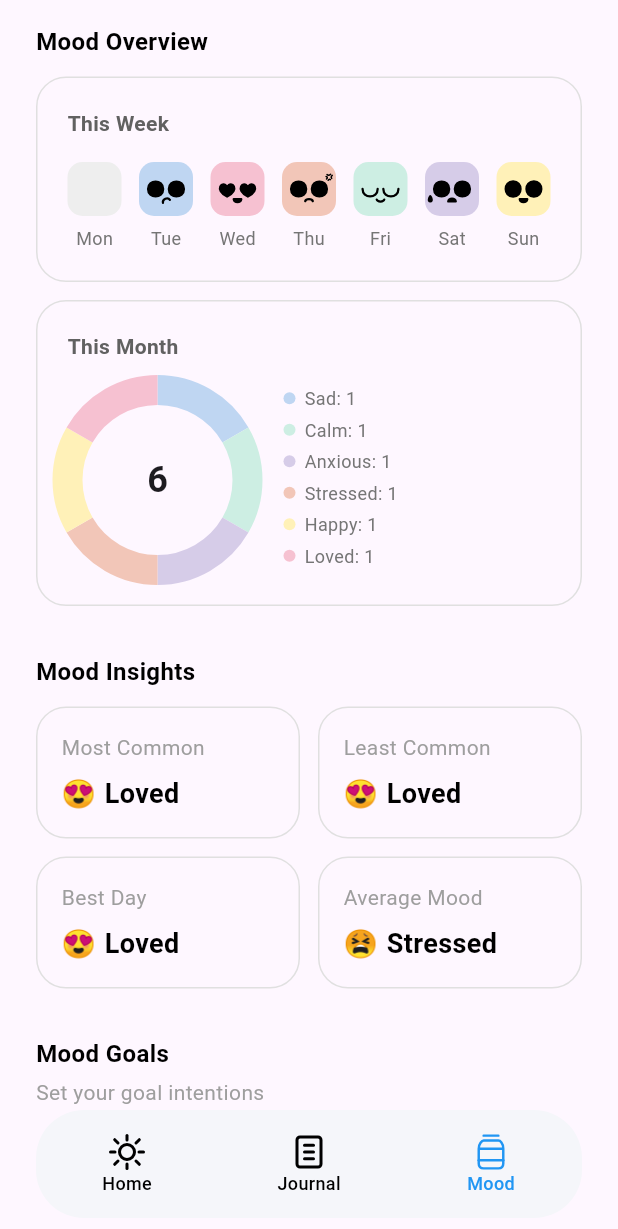
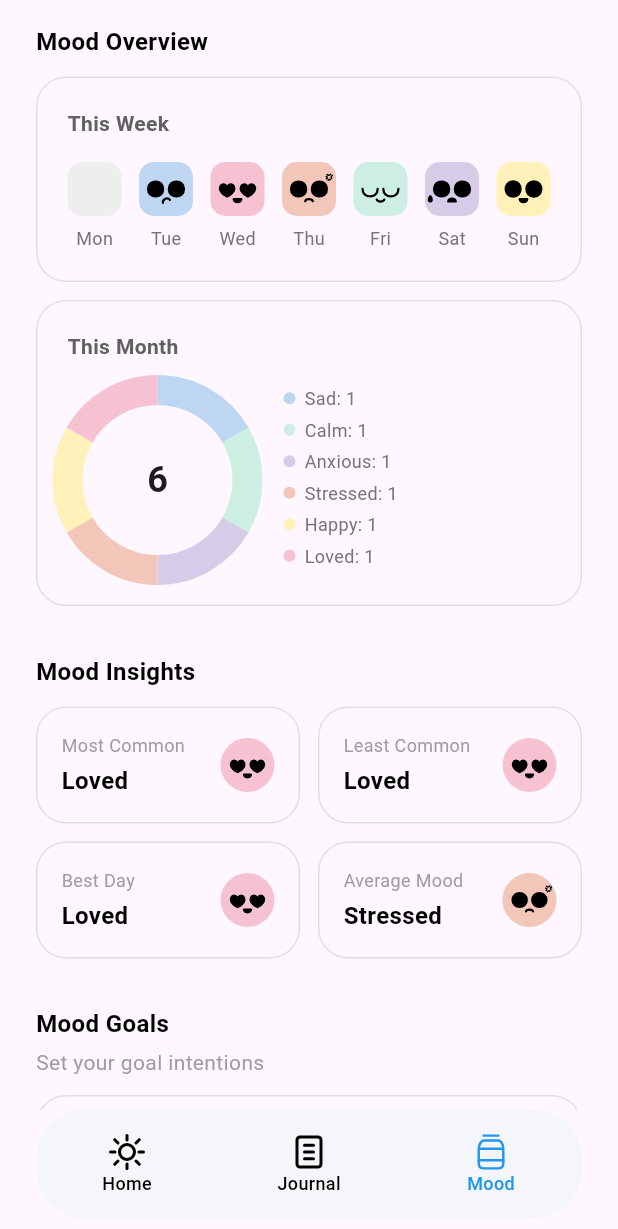
Before and after one commit to Joshua123895/Mood-Journal, a Flutter app: the screen it shows after launch, item 3 of the bottom bar chosen, scrolled down 576 dp, on a phone screen of 412 x 824 dp. Shown: the top 1229 px of the screen. Run offline on Flutter 3.47's test engine with Material 3 defaults, Android fonts, the phone set to English and light mode, and no system bars; our stand-ins replace flutter_svg, hive, hive_flutter; accounts and stored records are empty.

Commit message:
add app constrains

```diff
--- a/lib/main.dart
+++ b/lib/main.dart
@@ -6,6 +6,7 @@ import 'mood/mood.dart' show MoodPage;
 import 'home/home.dart' show HomePage;
 import 'journal/journal.dart' show JournalPage;
 import 'services/mood_service_instance.dart';
+import 'theme/app_constants.dart';
 
 void main() async {
   WidgetsFlutterBinding.ensureInitialized();
@@ -98,17 +99,15 @@ class _MainPageState extends State<MainPage> {
 
   Widget _navBar() {
     return Container(
-      height: 72,
+      height: Sizes.navBarHeight,
       margin: EdgeInsets.only(
-        left: 24,
-        right: 24,
-        bottom: MediaQuery.of(context).padding.bottom + 12,
+        left: Insets.xl,
+        right: Insets.xl,
+        bottom: MediaQuery.of(context).padding.bottom + Insets.base,
       ),
       decoration: BoxDecoration(
-        color: Color(0xFFF5F6FA),
-        // color: Colors.grey.shade50,
-        // color: Colors.redAccent,
-        borderRadius: BorderRadius.circular(32),
+        color: AppColors.navBar,
+        borderRadius: BorderRadius.circular(Radii.xl),
       ),
       child: Row(
         crossAxisAlignment: CrossAxisAlignment.start,
@@ -116,7 +115,7 @@ class _MainPageState extends State<MainPage> {
         children: _navIcons.map((icon) {
           final int i = _navIcons.indexOf(icon);
           bool isActive = i == _currentIndex;
-          Color color = isActive? Colors.blue : Colors.black;
+          Color color = isActive ? Colors.blue : Colors.black;
           return Expanded (
             child: Material (
               color: Colors.transparent,
@@ -125,22 +124,22 @@ class _MainPageState extends State<MainPage> {
                 splashColor: Colors.transparent,
                 highlightColor: Colors.transparent,
                 hoverColor: Colors.transparent,
-                borderRadius: BorderRadius.circular(24),
+                borderRadius: BorderRadius.circular(Radii.lg),
                 child: SizedBox.expand(
                   child: Column(
                     children: [
                       Container (
                         alignment: Alignment.center,
                         margin: const EdgeInsets.only(
-                          left: 32,
-                          right: 32,
+                          left: Insets.xxl,
+                          right: Insets.xxl,
                           bottom: 0,
-                          top: 16,
+                          top: Insets.lg,
                         ),
                         child: SvgPicture.asset(
                           icon,
-                          width: 24,
-                          height: 24,
+                          width: Sizes.navIcon,
+                          height: Sizes.navIcon,
                           colorFilter: ColorFilter.mode(
                             color,
                             BlendMode.srcIn
@@ -151,8 +150,8 @@ class _MainPageState extends State<MainPage> {
                         _navName[i],
                         style: TextStyle(
                           color: color,
-                          fontSize: 12,
-                          fontWeight: FontWeight.w500,
+                          fontSize: FontSizes.sm,
+                          fontWeight: FontWeights.medium,
                         ),
                       ),
                     ]
@@ -186,8 +185,8 @@ class CenterPage extends StatelessWidget {
       child: Text(
         title,
         style: const TextStyle(
-          fontSize: 36,
-          fontWeight: FontWeight.bold,
+          fontSize: FontSizes.hero,
+          fontWeight: FontWeights.bold,
         ),
       ),
     );
--- a/lib/mood/mood.dart
+++ b/lib/mood/mood.dart
@@ -3,6 +3,7 @@ import '../data/data.dart';
 import '../data/entry.dart';
 import '../services/mood_service_instance.dart';
 import '../widgets/shared_widgets.dart';
+import '../theme/app_constants.dart';
 import 'widgets/mood_row.dart';
 import 'widgets/mood_picker.dart';
 import 'widgets/this_month_chart.dart';
@@ -122,41 +123,41 @@ class _MoodPageState extends State<MoodPage> {
 
     return SafeArea(
       child: SingleChildScrollView(
-        padding: const EdgeInsets.symmetric(horizontal: 24),
+        padding: const EdgeInsets.symmetric(horizontal: Insets.pageHorizontal),
         child: Column(
           crossAxisAlignment: CrossAxisAlignment.start,
           children: [
-            const SizedBox(height: 24),
+            const SizedBox(height: Insets.xl),
             const Text(
               "How are you feeling?",
               style: TextStyle(
-                fontSize: 24,
-                fontWeight: FontWeight.bold,
+                fontSize: FontSizes.title,
+                fontWeight: FontWeights.bold,
                 color: Colors.black,
               ),
             ),
-            const SizedBox(height: 6),
+            const SizedBox(height: Insets.sm),
             Text(
               "Track your emotions",
               style: TextStyle(
-                fontSize: 16,
+                fontSize: FontSizes.lg,
                 color: Colors.grey.shade500,
               ),
             ),
-            const SizedBox(height: 24),
+            const SizedBox(height: Insets.xl),
             const MoodRow(),
-            const SizedBox(height: 24),
+            const SizedBox(height: Insets.xl),
             const MoodPicker(),
-            const SizedBox(height: 32),
+            const SizedBox(height: Insets.xxl),
             const Text(
               "Mood Overview",
               style: TextStyle(
-                fontSize: 16,
-                fontWeight: FontWeight.w600,
+                fontSize: FontSizes.lg,
+                fontWeight: FontWeights.semibold,
                 color: Colors.black,
               ),
             ),
-            const SizedBox(height: 12),
+            const SizedBox(height: Insets.base),
             TransparentCard(
               child: Column(
                 crossAxisAlignment: CrossAxisAlignment.start,
@@ -164,12 +165,12 @@ class _MoodPageState extends State<MoodPage> {
                   Text(
                     "This Week",
                     style: TextStyle(
-                      fontSize: 14,
-                      fontWeight: FontWeight.w600,
+                      fontSize: FontSizes.md,
+                      fontWeight: FontWeights.semibold,
                       color: Colors.grey.shade700,
                     ),
                   ),
-                  const SizedBox(height: 16),
+                  const SizedBox(height: Insets.lg),
                   WeekMoodRow(
                     weekMoods: weekMoods,
                     moodColor: _moodColor,
@@ -177,7 +178,7 @@ class _MoodPageState extends State<MoodPage> {
                 ],
               ),
             ),
-            const SizedBox(height: 12),
+            const SizedBox(height: Insets.base),
             TransparentCard(
               child: Column(
                 crossAxisAlignment: CrossAxisAlignment.start,
@@ -185,70 +186,70 @@ class _MoodPageState extends State<MoodPage> {
                   Text(
                     "This Month",
                     style: TextStyle(
-                      fontSize: 14,
-                      fontWeight: FontWeight.w600,
+                      fontSize: FontSizes.md,
+                      fontWeight: FontWeights.semibold,
                       color: Colors.grey.shade700,
                     ),
                   ),
-                  const SizedBox(height: 16),
+                  const SizedBox(height: Insets.lg),
                   ThisMonthChart(counts: _thisMonthMoodCounts()),
                 ],
               ),
             ),
-            const SizedBox(height: 32),
+            const SizedBox(height: Insets.xxl),
             const Text(
               "Mood Insights",
               style: TextStyle(
-                fontSize: 16,
-                fontWeight: FontWeight.w600,
+                fontSize: FontSizes.lg,
+                fontWeight: FontWeights.semibold,
                 color: Colors.black,
               ),
             ),
-            const SizedBox(height: 12),
+            const SizedBox(height: Insets.base),
             MoodInsightsGrid(
               mostCommon: _mostCommonMood(),
               leastCommon: _leastCommonMood(),
               bestDay: _bestDay(),
               averageMood: _averageMoodLast7Days(),
             ),
-            const SizedBox(height: 32),
+            const SizedBox(height: Insets.xxl),
             const Text(
               "Mood Goals",
               style: TextStyle(
-                fontSize: 16,
-                fontWeight: FontWeight.w600,
+                fontSize: FontSizes.lg,
+                fontWeight: FontWeights.semibold,
                 color: Colors.black,
               ),
             ),
-            const SizedBox(height: 4),
+            const SizedBox(height: Insets.xs),
             Text(
               "Set your goal intentions",
               style: TextStyle(
-                fontSize: 14,
+                fontSize: FontSizes.md,
                 color: Colors.grey.shade500,
               ),
             ),
-            const SizedBox(height: 12),
+            const SizedBox(height: Insets.base),
             const GoalCard(
               name: "Stay Positive",
               current: 3,
               total: 7,
             ),
-            const SizedBox(height: 12),
+            const SizedBox(height: Insets.base),
             const DashedBorderBox(
               child: Center(
                 child: Text(
                   "+ Add New Goal",
                   style: TextStyle(
-                    fontSize: 16,
-                    fontWeight: FontWeight.w600,
+                    fontSize: FontSizes.lg,
+                    fontWeight: FontWeights.semibold,
                     color: Colors.purple,
                   ),
                 ),
               ),
             ),
             SizedBox(
-              height: MediaQuery.of(context).padding.bottom + 100,
+              height: MediaQuery.of(context).padding.bottom + Sizes.bottomPadding,
             ),
           ],
         ),
--- a/lib/mood/widgets/goal_card.dart
+++ b/lib/mood/widgets/goal_card.dart
@@ -1,5 +1,6 @@
 import 'package:flutter/material.dart';
 import '../../widgets/shared_widgets.dart';
+import '../../theme/app_constants.dart';
 
 class GoalCard extends StatelessWidget {
   final String name;
@@ -22,22 +23,22 @@ class GoalCard extends StatelessWidget {
           Text(
             name,
             style: const TextStyle(
-              fontSize: 14,
-              fontWeight: FontWeight.bold,
+              fontSize: FontSizes.md,
+              fontWeight: FontWeights.bold,
               color: Colors.black,
             ),
           ),
-          const SizedBox(height: 4),
+          const SizedBox(height: Insets.xs),
           Text(
             "$current/$total times a week",
             style: TextStyle(
-              fontSize: 12,
+              fontSize: FontSizes.sm,
               color: Colors.grey.shade500,
             ),
           ),
-          const SizedBox(height: 12),
+          const SizedBox(height: Insets.base),
           ClipRRect(
-            borderRadius: BorderRadius.circular(4),
+            borderRadius: BorderRadius.circular(Radii.xs),
             child: LinearProgressIndicator(
               value: current / total,
               backgroundColor: Colors.grey.shade200,
--- a/lib/mood/widgets/mood_insights_grid.dart
+++ b/lib/mood/widgets/mood_insights_grid.dart
@@ -1,13 +1,7 @@
 import 'package:flutter/material.dart';
-
-const Map<String, String> _moodEmojis = {
-  "Sad": "😢",
-  "Anxious": "😰",
-  "Stressed": "😫",
-  "Calm": "😌",
-  "Happy": "😊",
-  "Loved": "😍",
-};
+import '../../data/data.dart';
+import '../../theme/app_constants.dart';
+import '../face.dart';
 
 class MoodInsightsGrid extends StatelessWidget {
   final String mostCommon;
@@ -33,35 +27,31 @@ class MoodInsightsGrid extends StatelessWidget {
               child: _InsightCard(
                 title: "Most Common",
                 value: mostCommon,
-                emoji: _moodEmojis[mostCommon] ?? "",
               ),
             ),
-            const SizedBox(width: 12),
+            const SizedBox(width: Insets.base),
             Expanded(
               child: _InsightCard(
                 title: "Least Common",
                 value: leastCommon,
-                emoji: _moodEmojis[leastCommon] ?? "",
               ),
             ),
           ],
         ),
-        const SizedBox(height: 12),
+        const SizedBox(height: Insets.base),
         Row(
           children: [
             Expanded(
               child: _InsightCard(
                 title: "Best Day",
                 value: bestDay,
-                emoji: _moodEmojis[bestDay] ?? "",
               ),
             ),
-            const SizedBox(width: 12),
+            const SizedBox(width: Insets.base),
             Expanded(
               child: _InsightCard(
                 title: "Average Mood",
                 value: averageMood,
-                emoji: _moodEmojis[averageMood] ?? "",
               ),
             ),
           ],
@@ -74,51 +64,66 @@ class MoodInsightsGrid extends StatelessWidget {
 class _InsightCard extends StatelessWidget {
   final String title;
   final String value;
-  final String emoji;
 
   const _InsightCard({
     required this.title,
     required this.value,
-    required this.emoji,
   });
 
   @override
   Widget build(BuildContext context) {
+    final moodIndex = moodLibrary.indexWhere((m) => m.label == value);
+    final hasMood = moodIndex >= 0;
+
     return Container(
-      padding: const EdgeInsets.all(16),
+      padding: const EdgeInsets.all(Insets.cardPadding),
       decoration: BoxDecoration(
         color: Colors.transparent,
-        borderRadius: BorderRadius.circular(20),
+        borderRadius: BorderRadius.circular(Radii.card),
         border: Border.all(color: Colors.grey.shade300, width: 1),
       ),
+      child: Row(
+        children: [
+          Expanded(
             child: Column(
               crossAxisAlignment: CrossAxisAlignment.start,
-        mainAxisAlignment: MainAxisAlignment.start,
               children: [
                 Text(
                   title,
                   style: TextStyle(
-              fontSize: 14,
+                    fontSize: FontSizes.sm,
                     color: Colors.grey.shade500,
                   ),
                 ),
-          const SizedBox(height: 8),
-          Row(
-            children: [
-              Text(
-                emoji,
-                style: const TextStyle(fontSize: 18),
-              ),
-              const SizedBox(width: 6),
+                const SizedBox(height: Insets.xs),
                 Text(
                   value,
                   style: const TextStyle(
-                  fontSize: 18,
-                  fontWeight: FontWeight.bold,
+                    fontSize: FontSizes.lg,
+                    fontWeight: FontWeights.bold,
                     color: Colors.black,
                   ),
                 ),
               ],
+            ),
+          ),
+          if (hasMood)
+            Container(
+              width: Sizes.moodFaceSmall,
+              height: Sizes.moodFaceSmall,
+              decoration: BoxDecoration(
+                color: moodLibrary[moodIndex].bgColor,
+                shape: BoxShape.circle,
+              ),
+              child: ClipOval(
+                child: FittedBox(
+                  fit: BoxFit.contain,
+                  child: Padding(
+                    padding: const EdgeInsets.all(Insets.lg),
+                    child: MoodFace(data: moodLibrary[moodIndex]),
+                  ),
+                ),
+              ),
             ),
         ],
       ),
--- a/lib/mood/widgets/this_month_chart.dart
+++ b/lib/mood/widgets/this_month_chart.dart
@@ -1,6 +1,7 @@
 import 'dart:math';
 import 'package:flutter/material.dart';
 import '../../data/data.dart';
+import '../../theme/app_constants.dart';
 
 class ThisMonthChart extends StatelessWidget {
   final Map<String, int> counts;
@@ -14,13 +15,13 @@ class ThisMonthChart extends StatelessWidget {
     return Row(
       children: [
         SizedBox(
-          width: 120,
-          height: 120,
+          width: Sizes.donutChartSize,
+          height: Sizes.donutChartSize,
           child: Stack(
             alignment: Alignment.center,
             children: [
               CustomPaint(
-                size: const Size(120, 120),
+                size: const Size(Sizes.donutChartSize, Sizes.donutChartSize),
                 painter: _DonutPainter(
                   counts: counts,
                   colors: moodLibrary.map((m) => m.bgColor).toList(),
@@ -29,37 +30,37 @@ class ThisMonthChart extends StatelessWidget {
               Text(
                 "$total",
                 style: const TextStyle(
-                  fontSize: 24,
-                  fontWeight: FontWeight.bold,
+                  fontSize: FontSizes.title,
+                  fontWeight: FontWeights.bold,
                 ),
               ),
             ],
           ),
         ),
-        const SizedBox(width: 24),
+        const SizedBox(width: Insets.xl),
         Expanded(
           child: Column(
             crossAxisAlignment: CrossAxisAlignment.start,
             children: moodLibrary.map((m) {
               final count = counts[m.label] ?? 0;
               return Padding(
-                padding: const EdgeInsets.only(bottom: 4),
+                padding: const EdgeInsets.only(bottom: Insets.xs),
                 child: Row(
                   children: [
                     Container(
-                      width: 8,
-                      height: 8,
+                      width: Sizes.legendDot,
+                      height: Sizes.legendDot,
                       decoration: BoxDecoration(
                         color: m.bgColor,
                         shape: BoxShape.circle,
                       ),
                     ),
-                    const SizedBox(width: 6),
+                    const SizedBox(width: Insets.sm),
                     Expanded(
                       child: Text(
                         "${m.label}: $count",
                         style: TextStyle(
-                          fontSize: 12,
+                          fontSize: FontSizes.sm,
                           color: Colors.grey.shade600,
                         ),
                       ),
--- /dev/null
+++ b/lib/theme/app_constants.dart
@@ -0,0 +1,84 @@
+import 'package:flutter/material.dart';
+
+class Insets {
+  static const double xs = 4;
+  static const double sm = 6;
+  static const double md = 8;
+  static const double base = 12;
+  static const double lg = 16;
+  static const double xl = 24;
+  static const double xxl = 32;
+
+  static const double pageHorizontal = xl;
+  static const double cardPadding = lg;
+  static const double cardPaddingLarge = 20;
+  static const double cardMarginBottom = base;
+}
+
+class FontSizes {
+  static const double xs = 10;
+  static const double sm = 12;
+  static const double md = 14;
+  static const double lg = 16;
+  static const double xl = 18;
+  static const double xxl = 20;
+  static const double title = 24;
+  static const double hero = 36;
+  static const double emoji = 28;
+  static const double streakEmoji = 28;
+  static const double streakNumber = 24;
+}
+
+class FontWeights {
+  static const FontWeight medium = FontWeight.w500;
+  static const FontWeight semibold = FontWeight.w600;
+  static const FontWeight bold = FontWeight.bold;
+}
+
+class Radii {
+  static const double xs = 4;
+  static const double sm = 10;
+  static const double md = 14;
+  static const double card = 20;
+  static const double lg = 24;
+  static const double xl = 32;
+  static const double xxl = 40;
+  static const double pill = 24;
+}
+
+class AppColors {
+  static const Color navBar = Color(0xFFF5F6FA);
+  static const Color darkButton = Color(0xFF2F343A);
+
+  static const Color moodGrid1 = Color(0xFFB8DE70);
+  static const Color moodGrid2 = Color(0xFF71A4FF);
+  static const Color moodGrid3 = Color(0xFFFFB347);
+  static const Color moodGrid4 = Color(0xFFFF6B6B);
+  static const Color moodGrid5 = Color(0xFFA78BFA);
+  static const Color moodGrid6 = Color(0xFFF472B6);
+
+  static const Color actionRant = Color(0xFFB8DE70);
+  static const Color actionReflect = Color(0xFF71A4FF);
+}
+
+class Sizes {
+  static const double moodFaceSmall = 36;
+  static const double moodFaceMedium = 44;
+  static const double datePill = 48;
+  static const double dotIndicator = 8;
+  static const double navBarHeight = 72;
+  static const double navIcon = 24;
+  static const double reminderPlaceholderHeight = 80;
+  static const double moodRowHeight = 70;
+  static const double dateStripHeight = 72;
+  static const double donutChartSize = 120;
+  static const double legendDot = 8;
+  static const double bottomPadding = 100;
+}
+
+class DashedBorder {
+  static const double strokeWidth = 1.5;
+  static const double dashWidth = 6;
+  static const double dashGap = 4;
+  static const double radius = 20;
+}
--- a/lib/widgets/shared_widgets.dart
+++ b/lib/widgets/shared_widgets.dart
@@ -3,6 +3,7 @@ import 'package:flutter/material.dart';
 import '../data/entry.dart';
 import '../data/data.dart';
 import '../mood/face.dart';
+import '../theme/app_constants.dart';
 
 class TransparentCard extends StatelessWidget {
   final Widget child;
@@ -14,10 +15,10 @@ class TransparentCard extends StatelessWidget {
   Widget build(BuildContext context) {
     return Container(
       width: double.infinity,
-      padding: padding ?? const EdgeInsets.all(20),
+      padding: padding ?? const EdgeInsets.all(Insets.cardPaddingLarge),
       decoration: BoxDecoration(
         color: Colors.transparent,
-        borderRadius: BorderRadius.circular(20),
+        borderRadius: BorderRadius.circular(Radii.card),
         border: Border.all(color: Colors.grey.shade300, width: 1),
       ),
       child: child,
@@ -54,29 +55,29 @@ class WeekMoodRow extends StatelessWidget {
         return Column(
           children: [
             Container(
-              width: 36,
-              height: 36,
+              width: Sizes.moodFaceSmall,
+              height: Sizes.moodFaceSmall,
               decoration: BoxDecoration(
                 color: entry != null
                     ? moodColor(entry.mood)
                     : Colors.grey.shade200,
-                borderRadius: BorderRadius.circular(10),
+                borderRadius: BorderRadius.circular(Radii.sm),
               ),
               child: entry != null && entry.mood >= 0 && entry.mood < moodLibrary.length
                   ? FittedBox(
                       fit: BoxFit.contain,
                       child: Padding(
-                        padding: const EdgeInsets.all(8),
+                        padding: const EdgeInsets.all(Insets.md),
                         child: MoodFace(data: moodLibrary[entry.mood]),
                       ),
                     )
                   : null,
             ),
-            const SizedBox(height: 6),
+            const SizedBox(height: Insets.sm),
             Text(
               _dayAbbr(date),
               style: TextStyle(
-                fontSize: 12,
+                fontSize: FontSizes.sm,
                 color: Colors.grey.shade600,
               ),
             ),
@@ -107,11 +108,11 @@ class JournalCard extends StatelessWidget {
 
     return Container(
       width: double.infinity,
-      margin: const EdgeInsets.only(bottom: 12),
-      padding: const EdgeInsets.all(16),
+      margin: const EdgeInsets.only(bottom: Insets.cardMarginBottom),
+      padding: const EdgeInsets.all(Insets.cardPadding),
       decoration: BoxDecoration(
         color: Colors.transparent,
-        borderRadius: BorderRadius.circular(20),
+        borderRadius: BorderRadius.circular(Radii.card),
         border: Border.all(color: Colors.grey.shade300, width: 1),
       ),
       child: Row(
@@ -123,15 +124,15 @@ class JournalCard extends StatelessWidget {
                 Text(
                   title,
                   style: const TextStyle(
-                    fontSize: 14,
-                    fontWeight: FontWeight.w600,
+                    fontSize: FontSizes.md,
+                    fontWeight: FontWeights.semibold,
                   ),
                 ),
-                const SizedBox(height: 4),
+                const SizedBox(height: Insets.xs),
                 Text(
                   subtitle,
                   style: TextStyle(
-                    fontSize: 12,
+                    fontSize: FontSizes.sm,
                     color: Colors.grey.shade500,
                   ),
                 ),
@@ -140,8 +141,8 @@ class JournalCard extends StatelessWidget {
           ),
           if (mood != null)
             Container(
-              width: 36,
-              height: 36,
+              width: Sizes.moodFaceSmall,
+              height: Sizes.moodFaceSmall,
               decoration: BoxDecoration(
                 color: mood.bgColor,
                 shape: BoxShape.circle,
@@ -150,7 +151,7 @@ class JournalCard extends StatelessWidget {
                 child: FittedBox(
                   fit: BoxFit.contain,
                   child: Padding(
-                    padding: const EdgeInsets.all(16),
+                    padding: const EdgeInsets.all(Insets.lg),
                     child: MoodFace(data: mood),
                   ),
                 ),
@@ -169,7 +170,7 @@ class DashedBorderBox extends StatelessWidget {
   const DashedBorderBox({
     super.key,
     required this.child,
-    this.height = 80,
+    this.height = Sizes.reminderPlaceholderHeight,
   });
 
   @override
@@ -177,17 +178,17 @@ class DashedBorderBox extends StatelessWidget {
     return CustomPaint(
       painter: _DashedBorderPainter(
         color: Colors.purple.withValues(alpha: 0.5),
-        strokeWidth: 1.5,
-        dashWidth: 6,
-        dashGap: 4,
-        radius: 20,
+        strokeWidth: DashedBorder.strokeWidth,
+        dashWidth: DashedBorder.dashWidth,
+        dashGap: DashedBorder.dashGap,
+        radius: DashedBorder.radius,
       ),
       child: Container(
         width: double.infinity,
         height: height,
         decoration: BoxDecoration(
           color: Colors.purple.withValues(alpha: 0.1),
-          borderRadius: BorderRadius.circular(20),
+          borderRadius: BorderRadius.circular(Radii.card),
         ),
         child: child,
       ),
```
Also changed, not shown: lib/home/home.dart (+42 -41 lines), lib/home/widgets/action_card.dart (+6 -7 lines), lib/home/widgets/greeting_header.dart (+6 -5 lines), lib/home/widgets/journal_card.dart (deleted, +0 -58 lines), lib/home/widgets/mood_count_grid.dart (+9 -8 lines), lib/home/widgets/mood_jar.dart (+6 -15 lines), lib/home/widgets/mood_jar_section.dart (+6 -5 lines), lib/home/widgets/section_header.dart (+5 -4 lines), lib/home/widgets/stats_card.dart (+8 -9 lines), lib/home/widgets/streak_card.dart (+12 -11 lines), lib/journal/journal.dart (+34 -33 lines), lib/mood/widgets/mood_picker.dart (+19 -18 lines), lib/mood/widgets/mood_row.dart (+6 -5 lines). Lines whose indentation alone changed are shown as unchanged.
